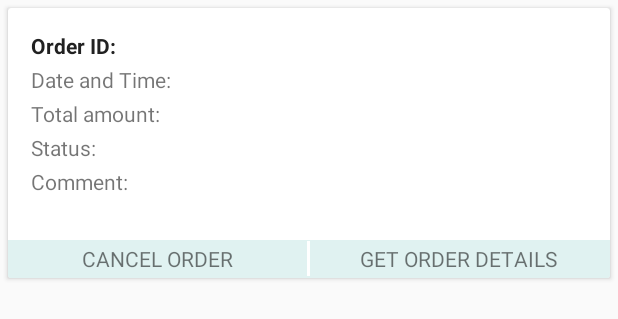
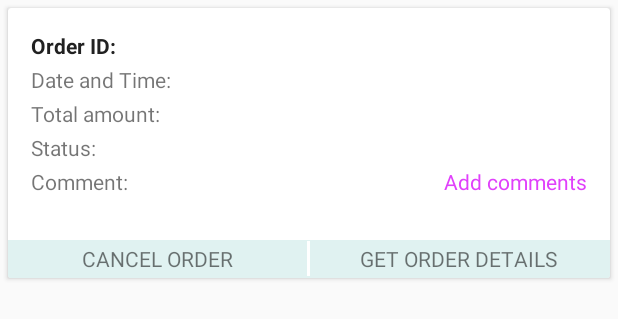
Before and after one commit to amitvrkv/MyBooks, an Android app: the layout order_status_list_view.xml on its own in the app's theme, with its tools: preview values and no code run, on a phone screen of 412 x 824 dp. Shown: the top 319 px of the screen. Run offline under Robolectric (Android 15) with nearby library versions, the phone set to English and light mode, and no system bars.

Commit message:
29/06/2017

```diff
--- a/app/src/main/res/layout/order_status_list_view.xml
+++ b/app/src/main/res/layout/order_status_list_view.xml
@@ -53,21 +53,35 @@
                     android:text="Status: " />
 
                 <LinearLayout
-                    android:orientation="vertical"
+                    android:layout_width="match_parent"
+                    android:layout_height="wrap_content"
                     android:layout_marginTop="3dp"
+                    android:orientation="vertical">
+
+                    <LinearLayout
                         android:layout_width="match_parent"
                         android:layout_height="wrap_content">
 
                         <TextView
-                        android:text="Comment:"
                             android:layout_width="wrap_content"
+                            android:layout_height="wrap_content"
+                            android:text="Comment:" />
+
+                        <TextView
+                            android:id="@+id/oAddCommentsBtn"
+                            android:textColor="@color/colorAccent"
+                            android:gravity="right"
+                            android:text="Add comments"
+                            android:layout_width="match_parent"
                             android:layout_height="wrap_content" />
 
+                    </LinearLayout>
+
                     <TextView
-                        android:paddingLeft="10dp"
                         android:id="@+id/oComment"
                         android:layout_width="wrap_content"
                         android:layout_height="wrap_content"
+                        android:paddingLeft="10dp"
                         android:text="" />
 
                 </LinearLayout>
```
Also changed, not shown: app/src/main/java/com/mybooks/mybooks/MyBooksService.java (+29 -11 lines), app/src/main/java/com/mybooks/mybooks/OrderPageActivity.java (+39 -2 lines). Lines whose indentation alone changed are shown as unchanged.
